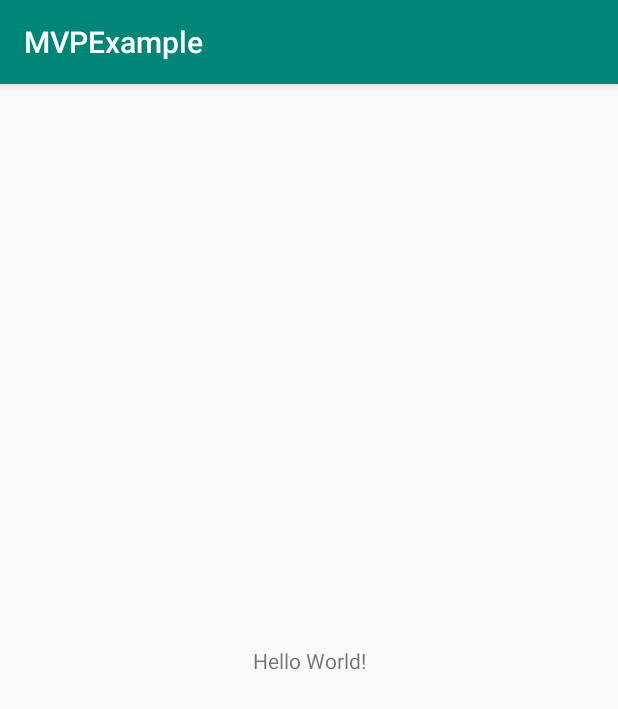
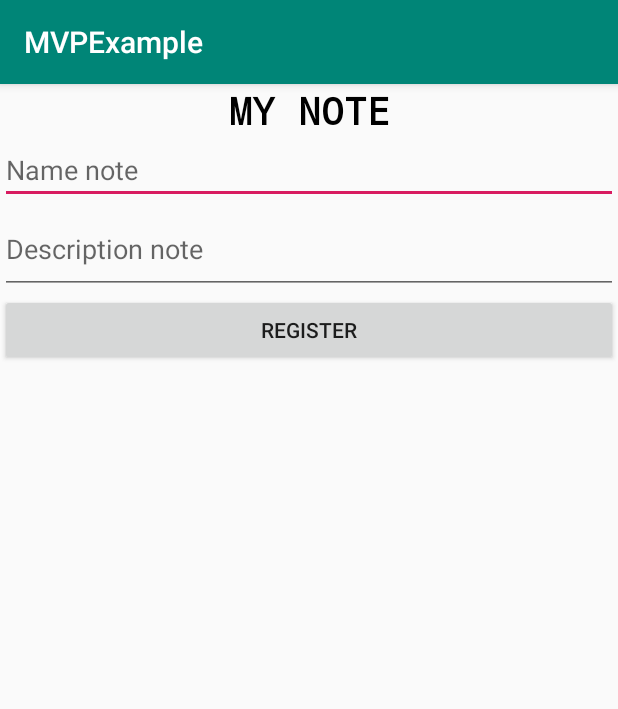
Before and after one commit to joguzmandev/MVPExample, an Android app: the screen it shows after launch (MainActivity), on a phone screen of 412 x 824 dp. Shown: the top 709 px of the screen. Run offline under Robolectric (Android 15) with nearby library versions, the phone set to English and light mode, and no system bars; our stand-ins replace Room's generated code; 2 statements that could not run were skipped.

Commit message:
Implement android Room

```diff
--- a/app/src/main/AndroidManifest.xml
+++ b/app/src/main/AndroidManifest.xml
@@ -9,7 +9,7 @@
         android:roundIcon="@mipmap/ic_launcher_round"
         android:supportsRtl="true"
         android:theme="@style/AppTheme">
-        <activity android:name=".MainActivity">
+        <activity android:name=".ui.main.MainActivity">
             <intent-filter>
                 <action android:name="android.intent.action.MAIN" />
 
--- a/app/src/main/java/org/softhk/mvp/MainActivity.kt
+++ /dev/null
@@ -1,12 +0,0 @@
-package org.softhk.mvp
-
-import androidx.appcompat.app.AppCompatActivity
-import android.os.Bundle
-
-class MainActivity : AppCompatActivity() {
-
-    override fun onCreate(savedInstanceState: Bundle?) {
-        super.onCreate(savedInstanceState)
-        setContentView(R.layout.activity_main)
-    }
-}
--- /dev/null
+++ b/app/src/main/java/org/softhk/mvp/data/repository/ds/NoteDataSource.kt
@@ -0,0 +1,16 @@
+package org.softhk.mvp.data.repository.ds
+
+import org.softhk.mvp.data.entity.Note
+
+interface NoteDataSource {
+
+    fun addNote(note: Note): Unit
+
+    fun findNoteById(id: Int): Note
+
+    fun updateNote(note: Note): Unit
+
+    fun deleteNote(note: Note): Unit
+
+    fun getAllNote(): List<Note>
+}
--- /dev/null
+++ b/app/src/main/java/org/softhk/mvp/data/repository/local/NoteDao.kt
@@ -0,0 +1,25 @@
+package org.softhk.mvp.data.repository.local
+
+import androidx.room.Dao
+import androidx.room.Delete
+import androidx.room.Insert
+import androidx.room.Query
+import org.softhk.mvp.data.entity.Note
+
+@Dao
+interface NoteDao {
+
+    @Insert
+    fun insertNote(note: Note)
+
+    @Query("SELECT * FROM Note WHERE id = :id")
+    fun findNoteById(id: Int): Note
+
+    @Query("SELECT * FROM Note")
+    fun getAllNotes(): List<Note>
+
+    @Delete
+    fun updateNote(note: Note)
+
+
+}
--- /dev/null
+++ b/app/src/main/java/org/softhk/mvp/data/repository/local/NoteDataBase.kt
@@ -0,0 +1,27 @@
+package org.softhk.mvp.data.repository.local
+
+import android.content.Context
+import androidx.room.Database
+import androidx.room.Room
+import androidx.room.RoomDatabase
+import org.softhk.mvp.data.entity.Note
+
+
+@Database(entities = [Note::class], version = 1)
+abstract class NoteDataBase : RoomDatabase() {
+
+    abstract fun noteDao(): NoteDao
+}
+
+object DB {
+
+    private var INSTANCES: NoteDataBase? = null
+
+    fun getInstance(context: Context): NoteDataBase {
+        if (INSTANCES == null) {
+            INSTANCES = Room.databaseBuilder(context, NoteDataBase::class.java, "DB2.db")
+                .build()
+        }
+        return INSTANCES!!
+    }
+}
--- /dev/null
+++ b/app/src/main/java/org/softhk/mvp/data/repository/local/NoteLocalDataSource.kt
@@ -0,0 +1,33 @@
+package org.softhk.mvp.data.repository.local
+
+import android.os.AsyncTask
+import android.util.Log
+import org.softhk.mvp.data.entity.Note
+import org.softhk.mvp.data.repository.ds.NoteDataSource
+
+
+class NoteLocalDataSource constructor(var noteDataBase: NoteDataBase) : NoteDataSource {
+
+    override fun addNote(note: Note) {
+
+        AsyncTask.execute { noteDataBase.noteDao().insertNote(note) }
+    }
+
+    override fun findNoteById(id: Int): Note {
+        return noteDataBase.noteDao().findNoteById(id)
+    }
+
+    override fun updateNote(note: Note) {
+        AsyncTask.execute { noteDataBase.noteDao().updateNote(note) }
+    }
+
+    override fun deleteNote(note: Note) {
+        TODO("not implemented") //To change body of created functions use File | Settings | File Templates.
+    }
+
+    override fun getAllNote(): List<Note> {
+        TODO("not implemented") //To change body of created functions use File | Settings | File Templates.
+    }
+
+
+}
--- /dev/null
+++ b/app/src/main/java/org/softhk/mvp/presenter/NotePresenter.kt
@@ -0,0 +1,19 @@
+package org.softhk.mvp.presenter
+
+import org.softhk.mvp.data.entity.Note
+import org.softhk.mvp.data.repository.Repository
+import org.softhk.mvp.ui.main.MainActivity
+
+class NotePresenter constructor(val view: MainActivity, val repository: Repository) {
+
+    fun getAllNote() {
+        repository.getAllNote().let { list ->
+            view.setNotes(list)
+        }
+    }
+
+    fun addNote(note: Note) {
+        repository.addNote(note)
+        getAllNote()
+    }
+}
--- /dev/null
+++ b/app/src/main/java/org/softhk/mvp/ui/main/MainActivity.kt
@@ -0,0 +1,85 @@
+package org.softhk.mvp.ui.main
+
+import androidx.appcompat.app.AppCompatActivity
+import android.os.Bundle
+import android.util.Log
+import android.view.View
+import android.widget.Button
+import android.widget.EditText
+import androidx.recyclerview.widget.LinearLayoutManager
+import androidx.recyclerview.widget.RecyclerView
+import org.softhk.mvp.R
+import org.softhk.mvp.data.entity.Note
+import org.softhk.mvp.data.repository.Repository
+import org.softhk.mvp.data.repository.local.DB
+import org.softhk.mvp.data.repository.local.NoteDao
+import org.softhk.mvp.data.repository.local.NoteDataBase
+import org.softhk.mvp.data.repository.local.NoteLocalDataSource
+import org.softhk.mvp.presenter.NotePresenter
+import org.softhk.mvp.ui.main.adapter.NoteAdapter
+
+class MainActivity : AppCompatActivity(), MainActivityView, View.OnClickListener {
+
+    private lateinit var presenter: NotePresenter
+    private lateinit var rvAdapter: NoteAdapter
+    private lateinit var recyclerView: RecyclerView
+
+    //COMPONENTS UI
+    private lateinit var editTextName: EditText
+    private lateinit var editTextDescription: EditText
+    private lateinit var buttonRegister: Button
+
+    fun setUpRecyclerView() {
+        rvAdapter = NoteAdapter()
+
+        recyclerView = findViewById(R.id.rvNotes)
+
+        recyclerView.layoutManager = LinearLayoutManager(this)
+
+        recyclerView.adapter = rvAdapter
+    }
+
+    fun setUpUI() {
+        editTextName = findViewById(R.id.edittext_name)
+        editTextDescription = findViewById(R.id.edittext_description)
+        buttonRegister = findViewById(R.id.button_register)
+        buttonRegister.setOnClickListener(this)
+    }
+
+    fun clearUI() {
+        editTextName.text.clear()
+        editTextDescription.text.clear()
+    }
+
+    override fun onCreate(savedInstanceState: Bundle?) {
+        super.onCreate(savedInstanceState)
+        setContentView(R.layout.activity_main)
+        setUpRecyclerView()
+        setUpUI()
+        presenter = NotePresenter(
+            this,
+            Repository(NoteLocalDataSource(DB.getInstance(this)))
+        )
+
+        fetchNotes()
+    }
+
+    override fun fetchNotes() {
+        presenter.getAllNote()
+    }
+
+    override fun setNotes(listOfNotes: List<Note>) {
+        rvAdapter.setAdapter(listOfNotes)
+    }
+
+    override fun onClick(v: View) {
+        when (v.id) {
+            R.id.button_register -> {
+                val textName = editTextName.text.toString()
+                val textDescription = editTextDescription.text.toString()
+                presenter.addNote(Note(name = textName, description = textDescription))
+                clearUI()
+            }
+        }
+    }
+}
--- /dev/null
+++ b/app/src/main/java/org/softhk/mvp/ui/main/MainActivityView.kt
@@ -0,0 +1,11 @@
+package org.softhk.mvp.ui.main
+
+import org.softhk.mvp.data.entity.Note
+
+interface MainActivityView {
+
+    fun fetchNotes()
+    fun setNotes(listOfNotes: List<Note>)
+
+
+}
--- /dev/null
+++ b/app/src/main/java/org/softhk/mvp/ui/main/adapter/NoteAdapter.kt
@@ -0,0 +1,60 @@
+package org.softhk.mvp.ui.main.adapter
+
+import android.view.LayoutInflater
+import android.view.View
+import android.view.ViewGroup
+import android.widget.TextView
+import androidx.recyclerview.widget.RecyclerView
+import org.softhk.mvp.R
+import org.softhk.mvp.data.entity.Note
+
+class NoteAdapter : RecyclerView.Adapter<NoteAdapter.NoteViewHolder>() {
+
+    private lateinit var listNotesAdapter: ArrayList<Note>
+
+    init {
+        listNotesAdapter = ArrayList<Note>()
+    }
+
+    override fun onCreateViewHolder(parent: ViewGroup, viewType: Int): NoteViewHolder {
+
+        var view =
+            LayoutInflater.from(parent.context).inflate(R.layout.rv_viewholder_item, parent, false)
+
+        return NoteViewHolder(view)
+    }
+
+    override fun getItemCount(): Int = listNotesAdapter.size
+
+    override fun onBindViewHolder(holder: NoteViewHolder, position: Int) {
+        var note: Note = this.listNotesAdapter.get(position)
+        holder.bind(note)
+    }
+
+    inner class NoteViewHolder constructor(var view: View) : RecyclerView.ViewHolder(view) {
+
+        private lateinit var textViewId: TextView
+        private lateinit var textViewName: TextView
+        private lateinit var textViewDescription: TextView
+
+
+        init {
+            textViewId = view.findViewById(R.id.tv_id)
+            textViewName = view.findViewById(R.id.tv_name)
+            textViewDescription = view.findViewById(R.id.tv_descrition)
+        }
+
+        fun bind(note: Note) {
+            textViewId.text = note.id.toString()
+            textViewName.text = note.name
+            textViewDescription.text = note.description
+        }
+    }
+
+
+    fun setAdapter(listAdapter: List<Note>) {
+        this.listNotesAdapter.clear()
+        this.listNotesAdapter.addAll(listAdapter)
+        notifyDataSetChanged()
+    }
+}
--- a/app/src/main/res/layout/activity_main.xml
+++ b/app/src/main/res/layout/activity_main.xml
@@ -4,15 +4,56 @@
     xmlns:tools="http://schemas.android.com/tools"
     android:layout_width="match_parent"
     android:layout_height="match_parent"
-    tools:context=".MainActivity">
+    tools:context=".ui.main.MainActivity">
 
-    <TextView
-        android:layout_width="wrap_content"
+    <LinearLayout
+        android:orientation="vertical"
+        android:layout_width="match_parent"
         android:layout_height="wrap_content"
-        android:text="Hello World!"
+        app:layout_constraintTop_toTopOf="parent"
+        app:layout_constraintEnd_toEndOf="parent"
+        app:layout_constraintStart_toStartOf="parent">
+
+        <TextView
+            android:layout_width="match_parent"
+            android:layout_height="wrap_content"
+            android:fontFamily="monospace"
+            android:textSize="25sp"
+            android:text="MY NOTE"
+            android:gravity="center"
+            android:textStyle="bold"
+            android:textColor="@android:color/black" />
+
+        <EditText
+            android:id="@+id/edittext_name"
+            android:layout_width="match_parent"
+            android:layout_height="wrap_content"
+            android:hint="Name note" />
+
+        <EditText
+            android:id="@+id/edittext_description"
+            android:inputType="textMultiLine"
+            android:layout_width="match_parent"
+            android:layout_height="60dp"
+            android:hint="Description note" />
+
+        <Button
+            android:id="@+id/button_register"
+            android:layout_width="match_parent"
+            android:layout_height="wrap_content"
+            android:text="Register" />
+
+    </LinearLayout>
+
+    <androidx.recyclerview.widget.RecyclerView
+        android:id="@+id/rvNotes"
+        android:layout_width="0dp"
+        android:layout_height="match_parent"
+        android:layout_marginTop="200dp"
         app:layout_constraintBottom_toBottomOf="parent"
-        app:layout_constraintLeft_toLeftOf="parent"
-        app:layout_constraintRight_toRightOf="parent"
-        app:layout_constraintTop_toTopOf="parent" />
+        app:layout_constraintEnd_toEndOf="parent"
+        app:layout_constraintStart_toStartOf="parent"
+        app:layout_constraintTop_toTopOf="parent">
 
+    </androidx.recyclerview.widget.RecyclerView>
 </androidx.constraintlayout.widget.ConstraintLayout>
```
Also changed, not shown: app/build.gradle (+13 -1 lines), app/src/main/java/org/softhk/mvp/data/entity/Note.kt (added, +18 -0 lines), app/src/main/java/org/softhk/mvp/data/repository/Repository.kt (added, +29 -0 lines), app/src/main/res/layout/rv_viewholder_item.xml (added, +56 -0 lines).
